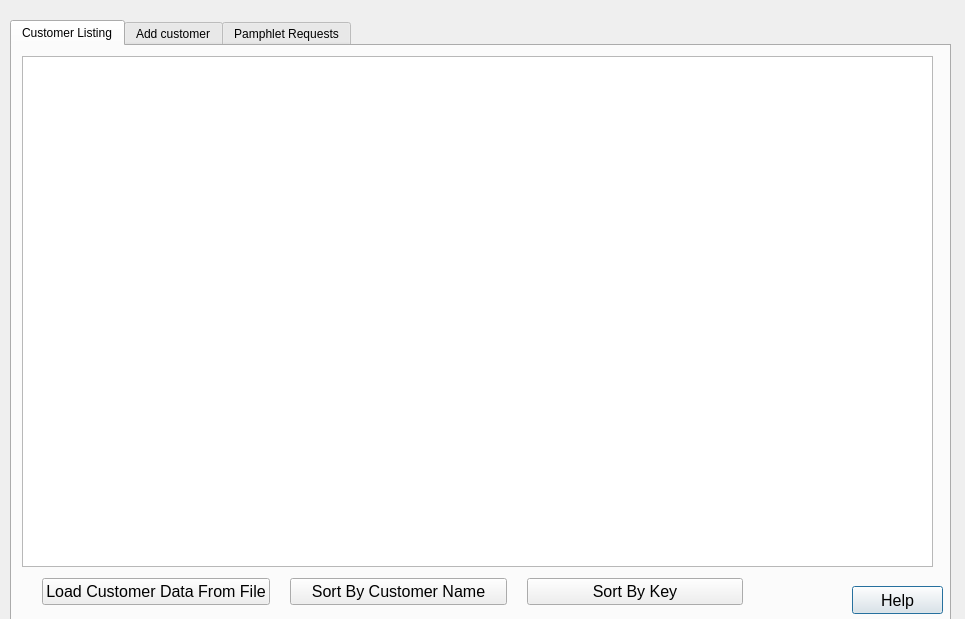
First picture: the form in iCyberSecurity-master/iCyberSecurity-master/iCyberSecurity/adminpage.ui, repository shatfield4/iCyberSecurity, before the edit.
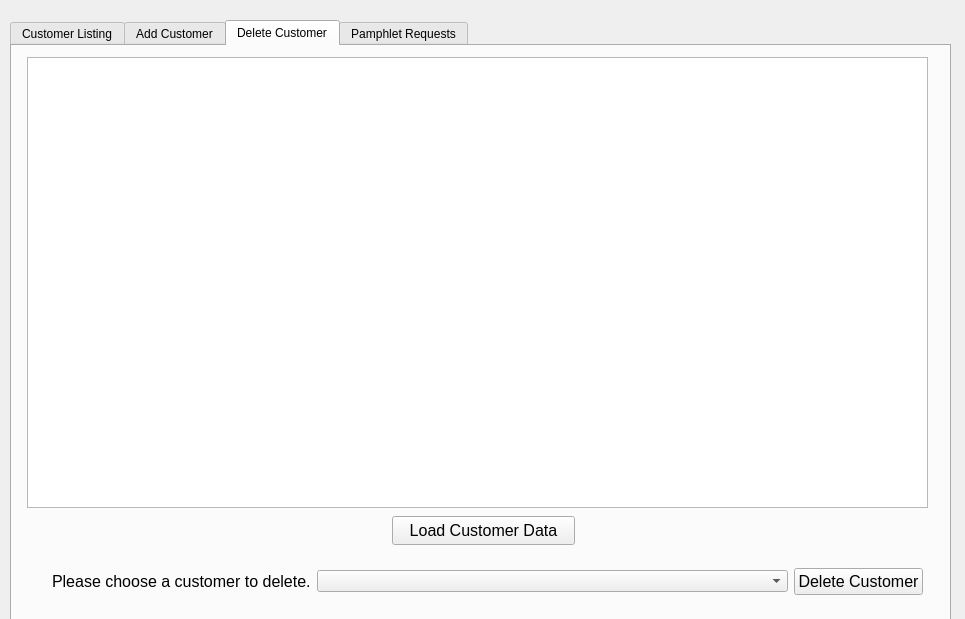
Second picture: the form after the edit.

Commit message:
Added delete customer + reformat some pages
added delete tab on the administrator UI but does not delete a customer yet

reformatted some UI pages

Patch:
```diff
--- a/iCyberSecurity-master/iCyberSecurity-master/iCyberSecurity/adminpage.ui
+++ b/iCyberSecurity-master/iCyberSecurity-master/iCyberSecurity/adminpage.ui
@@ -23,7 +23,7 @@
     </rect>
    </property>
    <property name="currentIndex">
-    <number>0</number>
+    <number>2</number>
    </property>
    <widget class="QWidget" name="tab">
     <attribute name="title">
@@ -111,7 +111,7 @@
    </widget>
    <widget class="QWidget" name="tabAddCustomer">
     <attribute name="title">
-     <string>Add customer</string>
+     <string>Add Customer</string>
     </attribute>
     <widget class="QPushButton" name="buttonAddCustomer">
      <property name="geometry">
@@ -310,6 +310,78 @@
      </layout>
     </widget>
    </widget>
+   <widget class="QWidget" name="tab_5">
+    <attribute name="title">
+     <string>Delete Customer</string>
+    </attribute>
+    <widget class="QPushButton" name="deleteListLoadButton">
+     <property name="geometry">
+      <rect>
+       <x>380</x>
+       <y>470</y>
+       <width>183</width>
+       <height>29</height>
+      </rect>
+     </property>
+     <property name="font">
+      <font>
+       <pointsize>12</pointsize>
+      </font>
+     </property>
+     <property name="text">
+      <string>Load Customer Data</string>
+     </property>
+    </widget>
+    <widget class="QTableWidget" name="deleteTable">
+     <property name="geometry">
+      <rect>
+       <x>15</x>
+       <y>11</y>
+       <width>901</width>
+       <height>451</height>
+      </rect>
+     </property>
+    </widget>
+    <widget class="QWidget" name="">
+     <property name="geometry">
+      <rect>
+       <x>40</x>
+       <y>520</y>
+       <width>871</width>
+       <height>31</height>
+      </rect>
+     </property>
+     <layout class="QGridLayout" name="gridLayout_2" columnstretch="0,50,10">
+      <item row="0" column="0">
+       <widget class="QLabel" name="deleteDropdownLabel">
+        <property name="font">
+         <font>
+          <pointsize>12</pointsize>
+         </font>
+        </property>
+        <property name="text">
+         <string>Please choose a customer to delete.</string>
+        </property>
+       </widget>
+      </item>
+      <item row="0" column="1">
+       <widget class="QComboBox" name="deleteComboBox"/>
+      </item>
+      <item row="0" column="2">
+       <widget class="QPushButton" name="deletePushButton">
+        <property name="font">
+         <font>
+          <pointsize>12</pointsize>
+         </font>
+        </property>
+        <property name="text">
+         <string>Delete Customer</string>
+        </property>
+       </widget>
+      </item>
+     </layout>
+    </widget>
+   </widget>
    <widget class="QWidget" name="tab_2">
     <attribute name="title">
      <string>Pamphlet Requests</string>
```
Left out of the diff: 2 changed lines with no effect on the pictures. The commit also changes 11 other files.
